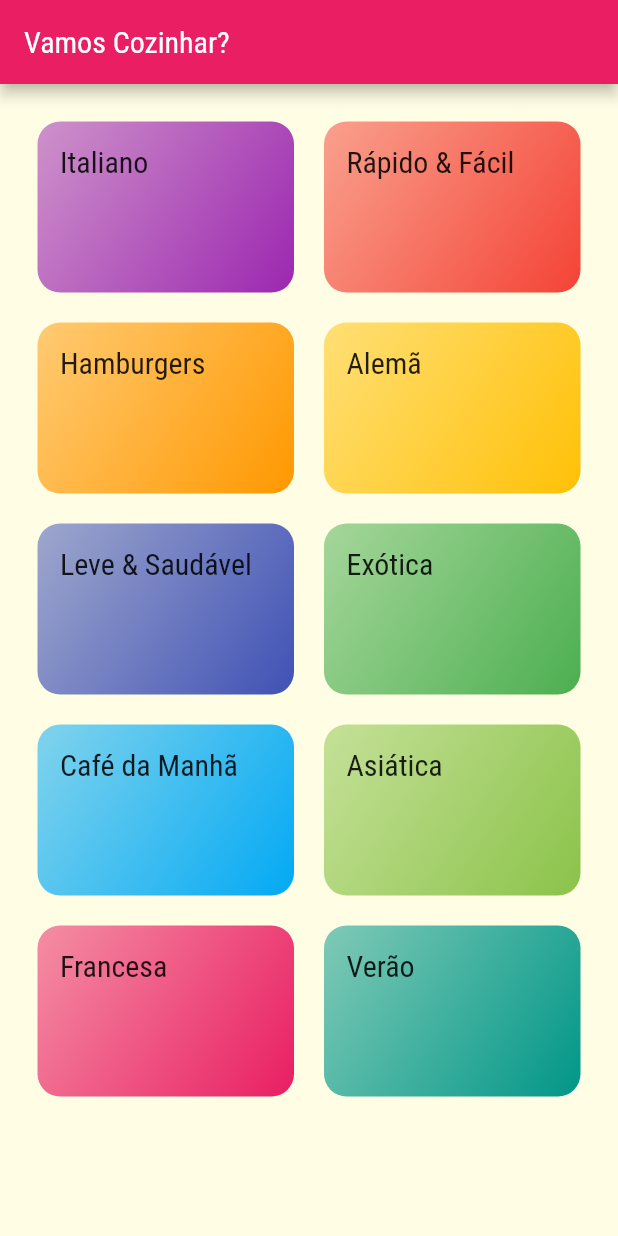
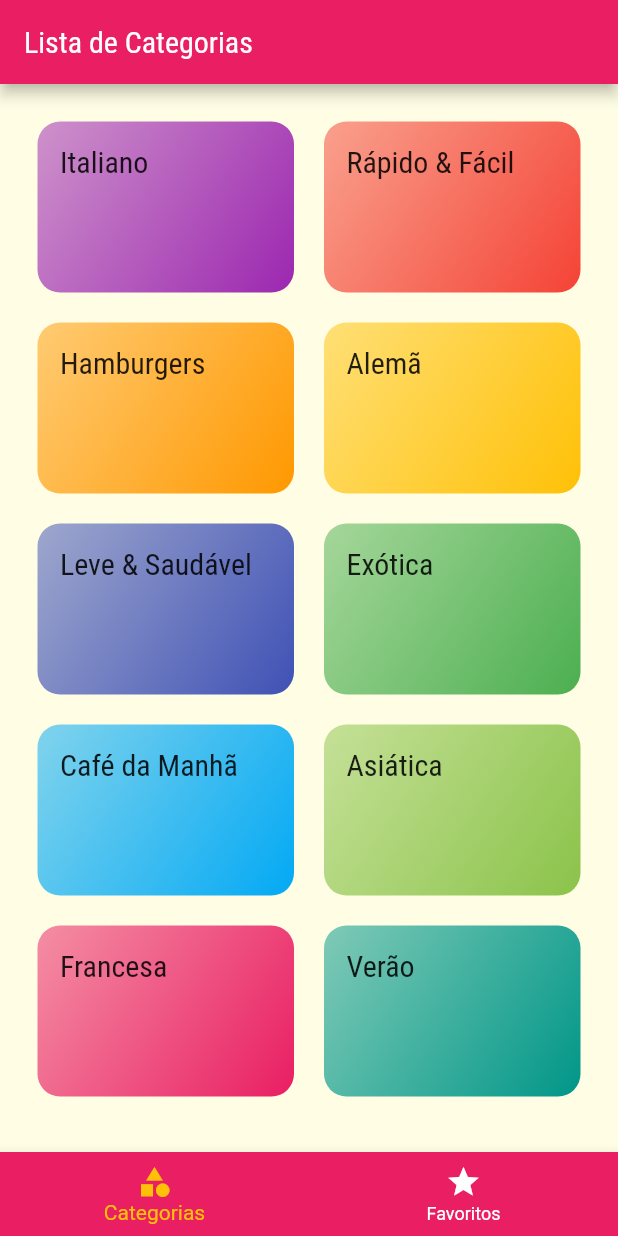
Before and after one commit to lucastome/meals, a Flutter app: the screen it shows after launch, on a phone screen of 412 x 824 dp. Run offline on Flutter 3.47's test engine with Material 2 defaults, Android fonts, the phone set to English and light mode, and no system bars.

Commit message:
Creation TabBar

```diff
--- a/lib/main.dart
+++ b/lib/main.dart
@@ -1,6 +1,7 @@
 import 'package:flutter/material.dart';
 import 'package:meals/screens/categories_meals_screen.dart';
 import 'package:meals/screens/meal_detail_screen.dart';
+import 'package:meals/screens/tabs_screen.dart';
 import 'package:meals/utils/app_routes.dart';
 import 'screens/categories_screen.dart';
 
@@ -30,7 +31,7 @@ class MyApp extends StatelessWidget {
             ),
       ),
       routes: {
-        AppRoutes.HOME: (ctx) => const CategoriesScreen(),
+        AppRoutes.HOME: (ctx) => const TabsScreen(),
         AppRoutes.CATEGORIES_MEALS: (ctx) => const CategoriesMealsScreen(),
         AppRoutes.MEAL_DETAIL: (ctx) => const MealDetailScreen()
       },
--- a/lib/screens/categories_screen.dart
+++ b/lib/screens/categories_screen.dart
@@ -7,11 +7,7 @@ class CategoriesScreen extends StatelessWidget {
 
   @override
   Widget build(BuildContext context) {
-    return Scaffold(
-      appBar: AppBar(
-        title: const Text('Vamos Cozinhar?'),
-      ),
-      body: GridView(
+    return GridView(
       padding: const EdgeInsets.all(25),
       gridDelegate: const SliverGridDelegateWithMaxCrossAxisExtent(
         maxCrossAxisExtent: 200,
@@ -22,7 +18,6 @@ class CategoriesScreen extends StatelessWidget {
       children: dummyCategories.map((cat) {
         return CategoryItem(cat);
       }).toList(),
-      ),
     );
   }
 }
--- /dev/null
+++ b/lib/screens/favorite_screen.dart
@@ -0,0 +1,14 @@
+import 'package:flutter/material.dart';
+import 'package:flutter/src/widgets/container.dart';
+import 'package:flutter/src/widgets/framework.dart';
+
+class FavoriteScreen extends StatelessWidget {
+  const FavoriteScreen({super.key});
+
+  @override
+  Widget build(BuildContext context) {
+    return Container(
+      child: Text('Favoritos'),
+    );
+  }
+}
--- /dev/null
+++ b/lib/screens/tabs_screen.dart
@@ -0,0 +1,51 @@
+import 'package:flutter/material.dart';
+import 'package:meals/screens/categories_screen.dart';
+import 'package:meals/screens/favorite_screen.dart';
+
+class TabsScreen extends StatefulWidget {
+  const TabsScreen({super.key});
+
+  @override
+  State<TabsScreen> createState() => _TabsScreenState();
+}
+
+class _TabsScreenState extends State<TabsScreen> {
+  int _selectedScreenIndex = 0;
+  final List<Map<String, Object>> _screens = [
+    {'title': 'Lista de Categorias', 'screen': const CategoriesScreen()},
+    {'title': 'Meus Favoritos', 'screen': const FavoriteScreen()},
+  ];
+
+  _selectScreen(int index) {
+    setState(() {
+      _selectedScreenIndex = index;
+    });
+  }
+
+  @override
+  Widget build(BuildContext context) {
+    return Scaffold(
+      appBar: AppBar(
+        title: Text(_screens[_selectedScreenIndex]['title'] as String),
+      ),
+      body: _screens[_selectedScreenIndex]['screen'] as Widget,
+      bottomNavigationBar: BottomNavigationBar(
+        onTap: _selectScreen,
+        backgroundColor: Theme.of(context).colorScheme.primary,
+        unselectedItemColor: Colors.white,
+        selectedItemColor: Theme.of(context).colorScheme.secondary,
+        currentIndex: _selectedScreenIndex,
+        items: const [
+          BottomNavigationBarItem(
+            icon: Icon(Icons.category),
+            label: 'Categorias',
+          ),
+          BottomNavigationBarItem(
+            icon: Icon(Icons.star),
+            label: 'Favoritos',
+          )
+        ],
+      ),
+    );
+  }
+}
```
Lines whose indentation alone changed are shown as unchanged.
